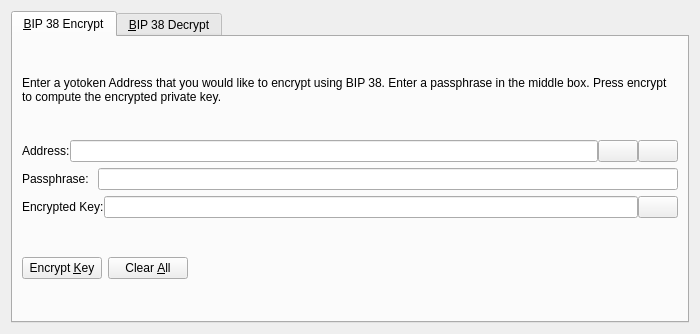
Qt form src/qt/forms/bip38tooldialog.ui (atomdax/Yotoken) before a commit.
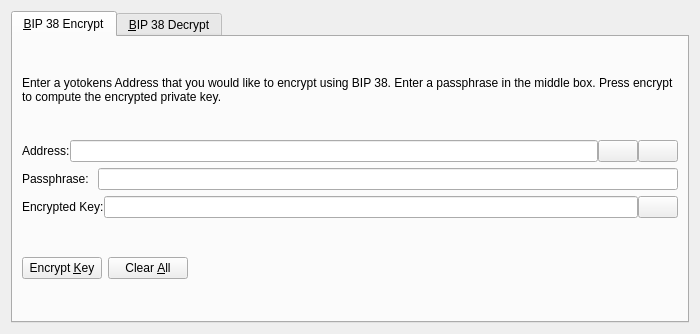
The same form after that commit. The open tabs and pages were chosen to show the change. Icons and pictures are not drawn. Custom widgets are drawn as their Qt base class.

Commit message: yotoken  to Yotokens

Patch:
```diff
--- a/src/qt/forms/bip38tooldialog.ui
+++ b/src/qt/forms/bip38tooldialog.ui
@@ -30,7 +30,7 @@
        <item>
         <widget class="QLabel" name="infoLabel_ENC">
          <property name="text">
-          <string>Enter a yotoken Address that you would like to encrypt using BIP 38. Enter a passphrase in the middle box. Press encrypt to compute the encrypted private key.</string>
+          <string>Enter a yotokens Address that you would like to encrypt using BIP 38. Enter a passphrase in the middle box. Press encrypt to compute the encrypted private key.</string>
          </property>
          <property name="textFormat">
           <enum>Qt::PlainText</enum>
```
Left out of the diff: 24 changed lines with no effect on the pictures. The commit also changes 306 other files.
